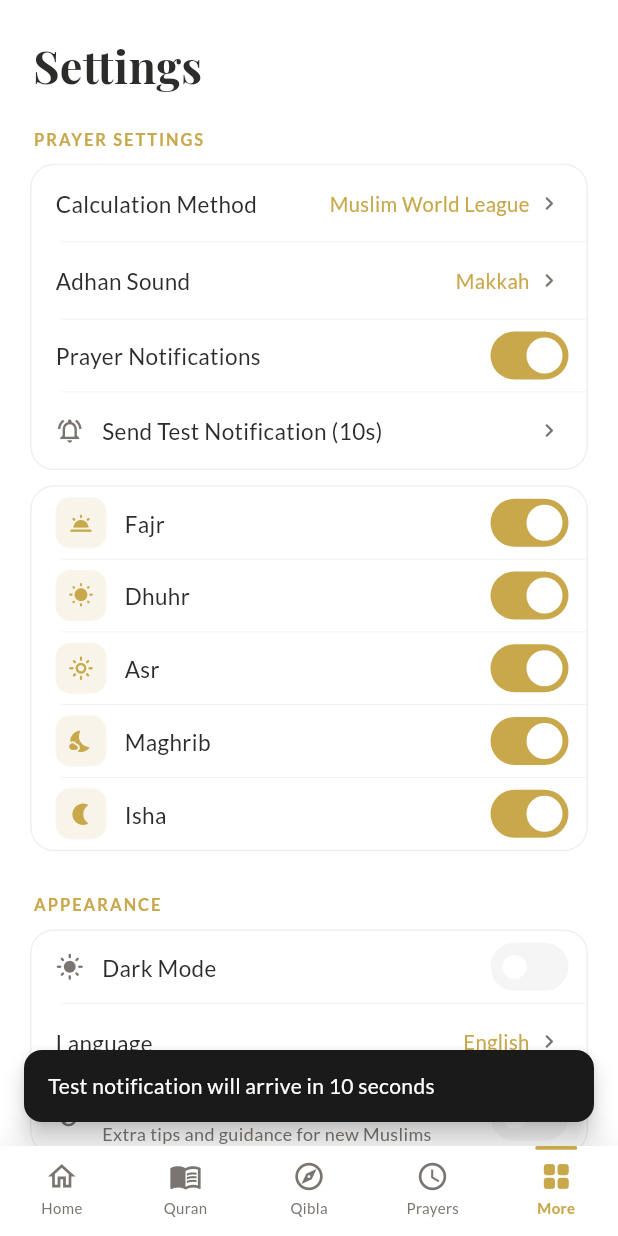
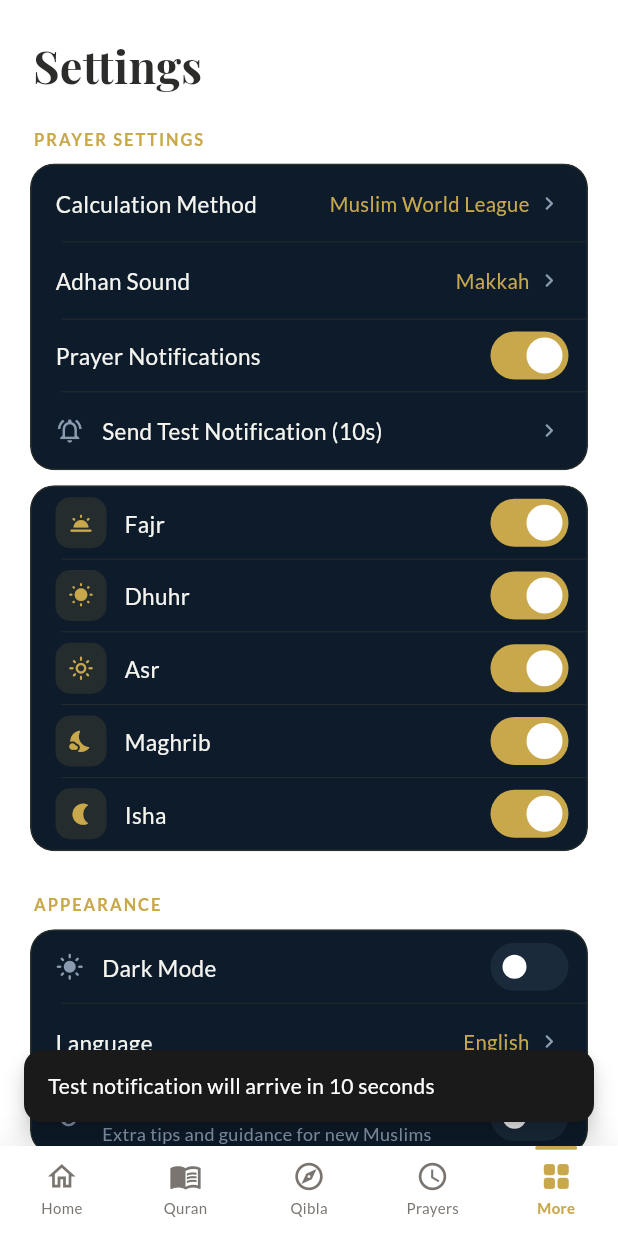
Before and after one commit to devmanny117-star/-noorguard, a Flutter app: the HomeScreen screen opened directly, item 5 of the bottom bar chosen, after a tap on "Send Test Notification (10s)", on a phone screen of 412 x 824 dp. Run offline on Flutter 3.47's test engine with Material 3 defaults, Android fonts, the phone set to English and light mode, and no system bars; our stand-ins replace audioplayers, flutter_compass, flutter_local_notifications, flutter_timezone, geocoding, geolocator and 3 more; accounts and stored records are empty; network calls fail.

Commit message:
Notification fixes, settings dark mode styling, quote card font size
Co-Authored-By: Claude Sonnet 4.6 <noreply@anthropic.com>

```diff
--- a/lib/screens/settings_screen.dart
+++ b/lib/screens/settings_screen.dart
@@ -11,6 +11,22 @@ import '../services/notification_service.dart';
 import '../services/prayer_state.dart';
 import '../theme/app_theme.dart';
 import '../theme/theme_controller.dart';
+
+// Navy/gold palette matching the prayer card and dark-mode aesthetic.
+// Settings cards use this even in light mode for a premium, consistent feel.
+const _cardNavy = Color(0xFF0D1B2A);
+const _cardNavySecondary = Color(0xFF1A2A3A);
+const _cardNavyBorder = Color(0x26D4AF37);
+
+const _navyCardColors = AppColorScheme(
+  background: _cardNavy,
+  warmBg: _cardNavy,
+  cardBg: _cardNavy,
+  secondaryBg: _cardNavySecondary,
+  primaryText: Color(0xFFF5F5F0),
+  secondaryText: Color(0xFF8A9BB0),
+  border: _cardNavyBorder,
+);
 
 class SettingsScreen extends StatefulWidget {
   const SettingsScreen({super.key});
@@ -60,11 +76,11 @@ class _SettingsScreenState extends State<SettingsScreen> {
   ];
 
   static const _localeCodeMap = {
-    'English':  'en',
+    'English': 'en',
     'العربية': 'ar',
-    'اردو':    'ur',
-    'Español':  'es',
-    'Deutsch':  'de',
+    'اردو': 'ur',
+    'Español': 'es',
+    'Deutsch': 'de',
     'Nederlands': 'nl',
     'Português': 'pt',
     'Italiano': 'it',
@@ -149,7 +165,8 @@ class _SettingsScreenState extends State<SettingsScreen> {
   }
 
   Future<void> _openPrivacyPolicy() async {
-    final uri = Uri.parse('https://devmanny117-star.github.io/-noorguard/privacy-policy');
+    final uri = Uri.parse(
+        'https://devmanny117-star.github.io/-noorguard/privacy-policy');
     if (await canLaunchUrl(uri)) {
       await launchUrl(uri, mode: LaunchMode.externalApplication);
     } else if (mounted) {
@@ -170,6 +187,7 @@ class _SettingsScreenState extends State<SettingsScreen> {
   Widget build(BuildContext context) {
     final colors = context.appColors;
     final isDark = context.isDark;
+    final cardColors = isDark ? colors : _navyCardColors;
     final themeController = ThemeScope.of(context);
     final prayerState = context.watch<PrayerState>();
     final l10n = AppLocalizations.of(context)!;
@@ -201,12 +219,12 @@ class _SettingsScreenState extends State<SettingsScreen> {
 
         SliverToBoxAdapter(
           child: _Card(
-            colors: colors,
+            colors: cardColors,
             children: [
               _SelectRow(
                 label: l10n.calculationMethod,
                 value: _calculationMethod,
-                colors: colors,
+                colors: cardColors,
                 onTap: () => _showPicker(
                   title: l10n.calculationMethod,
                   options: _calcMethods,
@@ -214,25 +232,25 @@ class _SettingsScreenState extends State<SettingsScreen> {
                   onSelect: (v) => setState(() => _calculationMethod = v),
                 ),
               ),
-              _Divider(colors: colors),
+              _Divider(colors: cardColors),
               _SelectRow(
                 label: l10n.adhanSound,
                 value: adhanStyleName(l10n, prayerState.selectedAdhanId),
-                colors: colors,
+                colors: cardColors,
                 onTap: _showAdhanPicker,
               ),
-              _Divider(colors: colors),
+              _Divider(colors: cardColors),
               _ToggleRow(
                 label: l10n.prayerNotifications,
                 value: prayerState.masterNotifications,
-                colors: colors,
+                colors: cardColors,
                 onChanged: prayerState.toggleMasterNotifications,
               ),
-              _Divider(colors: colors),
+              _Divider(colors: cardColors),
               _ActionRow(
                 label: 'Send Test Notification (10s)',
                 icon: Icons.notifications_active_outlined,
-                colors: colors,
+                colors: cardColors,
                 onTap: () {
                   NotificationService().scheduleTestNotification();
                   _snack('Test notification will arrive in 10 seconds');
@@ -247,51 +265,56 @@ class _SettingsScreenState extends State<SettingsScreen> {
         // Individual prayer toggles
         SliverToBoxAdapter(
           child: _Card(
-            colors: colors,
+            colors: cardColors,
             children: [
               _PrayerRow(
                 name: l10n.fajr,
                 icon: Icons.wb_twilight_rounded,
                 value: prayerState.notifications['fajr'] ?? true,
                 enabled: prayerState.masterNotifications,
-                colors: colors,
-                onChanged: (v) => prayerState.togglePrayerNotification('fajr', v),
+                colors: cardColors,
+                onChanged: (v) =>
+                    prayerState.togglePrayerNotification('fajr', v),
               ),
-              _Divider(colors: colors),
+              _Divider(colors: cardColors),
               _PrayerRow(
                 name: l10n.dhuhr,
                 icon: Icons.wb_sunny_rounded,
                 value: prayerState.notifications['dhuhr'] ?? true,
                 enabled: prayerState.masterNotifications,
-                colors: colors,
-                onChanged: (v) => prayerState.togglePrayerNotification('dhuhr', v),
+                colors: cardColors,
+                onChanged: (v) =>
+                    prayerState.togglePrayerNotification('dhuhr', v),
               ),
-              _Divider(colors: colors),
+              _Divider(colors: cardColors),
               _PrayerRow(
                 name: l10n.asr,
                 icon: Icons.light_mode_outlined,
                 value: prayerState.notifications['asr'] ?? true,
                 enabled: prayerState.masterNotifications,
-                colors: colors,
-                onChanged: (v) => prayerState.togglePrayerNotification('asr', v),
+                colors: cardColors,
+                onChanged: (v) =>
+                    prayerState.togglePrayerNotification('asr', v),
               ),
-              _Divider(colors: colors),
+              _Divider(colors: cardColors),
               _PrayerRow(
                 name: l10n.maghrib,
                 icon: Icons.nights_stay_rounded,
                 value: prayerState.notifications['maghrib'] ?? true,
                 enabled: prayerState.masterNotifications,
-                colors: colors,
-                onChanged: (v) => prayerState.togglePrayerNotification('maghrib', v),
+                colors: cardColors,
+                onChanged: (v) =>
+                    prayerState.togglePrayerNotification('maghrib', v),
               ),
-              _Divider(colors: colors),
+              _Divider(colors: cardColors),
               _PrayerRow(
                 name: l10n.isha,
                 icon: Icons.nightlight_rounded,
                 value: prayerState.notifications['isha'] ?? true,
                 enabled: prayerState.masterNotifications,
-                colors: colors,
-                onChanged: (v) => prayerState.togglePrayerNotification('isha', v),
+                colors: cardColors,
+                onChanged: (v) =>
+                    prayerState.togglePrayerNotification('isha', v),
               ),
             ],
           ),
@@ -306,22 +329,21 @@ class _SettingsScreenState extends State<SettingsScreen> {
 
         SliverToBoxAdapter(
           child: _Card(
-            colors: colors,
+            colors: cardColors,
             children: [
               _ToggleRow(
                 label: l10n.darkMode,
-                leadingIcon: isDark
-                    ? Icons.dark_mode_rounded
-                    : Icons.light_mode_rounded,
+                leadingIcon:
+                    isDark ? Icons.dark_mode_rounded : Icons.light_mode_rounded,
                 value: isDark,
-                colors: colors,
+                colors: cardColors,
                 onChanged: (_) => themeController.toggle(isDark),
               ),
-              _Divider(colors: colors),
+              _Divider(colors: cardColors),
               _SelectRow(
                 label: l10n.language,
                 value: _language,
-                colors: colors,
+                colors: cardColors,
                 onTap: () => _showPicker(
                   title: l10n.language,
                   options: _languages,
@@ -337,13 +359,13 @@ class _SettingsScreenState extends State<SettingsScreen> {
                   },
                 ),
               ),
-              _Divider(colors: colors),
+              _Divider(colors: cardColors),
               _ToggleRow(
                 label: l10n.beginnerMode,
                 subtitle: l10n.beginnerModeSubtitle,
                 leadingIcon: Icons.eco_outlined,
                 value: prayerState.beginnerMode,
-                colors: colors,
+                colors: cardColors,
                 onChanged: (v) {
                   context.read<PrayerState>().toggleBeginnerMode(v);
                   if (v) _snack(l10n.beginnerModeOn);
@@ -362,13 +384,13 @@ class _SettingsScreenState extends State<SettingsScreen> {
 
         SliverToBoxAdapter(
           child: _Card(
-            colors: colors,
+            colors: cardColors,
             children: [
               _ToggleRow(
                 label: 'Block during prayer times',
                 leadingIcon: Icons.security_rounded,
                 value: _blockDuringPrayer,
-                colors: colors,
+                colors: cardColors,
                 onChanged: (v) => setState(() => _blockDuringPrayer = v),
               ),
             ],
@@ -389,7 +411,7 @@ class _SettingsScreenState extends State<SettingsScreen> {
                   style: GoogleFonts.lato(
                     fontSize: 11.5,
                     fontWeight: FontWeight.w600,
-                    color: colors.secondaryText,
+                    color: cardColors.secondaryText,
                     letterSpacing: 0.4,
                   ),
                 ),
@@ -412,12 +434,12 @@ class _SettingsScreenState extends State<SettingsScreen> {
                             decoration: BoxDecoration(
                               color: selected
                                   ? AppColors.gold.withOpacity(0.12)
-                                  : colors.cardBg,
+                                  : cardColors.cardBg,
                               borderRadius: BorderRadius.circular(12),
                               border: Border.all(
                                 color: selected
                                     ? AppColors.gold
-                                    : colors.border,
+                                    : cardColors.border,
                                 width: selected ? 1.5 : 1.0,
                               ),
                             ),
@@ -429,7 +451,7 @@ class _SettingsScreenState extends State<SettingsScreen> {
                                   fontWeight: FontWeight.w600,
                                   color: selected
                                       ? AppColors.gold
-                                      : colors.secondaryText,
+                                      : cardColors.secondaryText,
                                 ),
                                 textAlign: TextAlign.center,
                               ),
@@ -458,7 +480,7 @@ class _SettingsScreenState extends State<SettingsScreen> {
             child: Container(
               padding: const EdgeInsets.all(20),
               decoration: BoxDecoration(
-                color: colors.cardBg,
+                color: cardColors.cardBg,
                 borderRadius: BorderRadius.circular(16),
                 border: Border.all(
                   color: AppColors.gold.withOpacity(0.5),
@@ -493,7 +515,7 @@ class _SettingsScreenState extends State<SettingsScreen> {
                     l10n.privacyPromiseBody,
                     style: GoogleFonts.lato(
                       fontSize: 14,
-                      color: colors.primaryText,
+                      color: cardColors.primaryText,
                       height: 1.65,
                     ),
                   ),
@@ -527,46 +549,46 @@ class _SettingsScreenState extends State<SettingsScreen> {
 
         SliverToBoxAdapter(
           child: _Card(
-            colors: colors,
+            colors: cardColors,
             children: [
               _InfoRow(
                 label: l10n.version,
                 value: '1.0.0',
-                colors: colors,
+                colors: cardColors,
               ),
-              _Divider(colors: colors),
+              _Divider(colors: cardColors),
               _ActionRow(
                 label: l10n.rateApp,
                 icon: Icons.star_outline_rounded,
-                colors: colors,
+                colors: cardColors,
                 onTap: () => _snack('Opening App Store…'),
               ),
-              _Divider(colors: colors),
+              _Divider(colors: cardColors),
               _ActionRow(
                 label: l10n.shareApp,
                 icon: Icons.share_outlined,
-                colors: colors,
+                colors: cardColors,
                 onTap: () => _snack('Opening share sheet…'),
               ),
-              _Divider(colors: colors),
+              _Divider(colors: cardColors),
               _ActionRow(
                 label: l10n.contactSupport,
                 icon: Icons.mail_outline_rounded,
-                colors: colors,
+                colors: cardColors,
                 onTap: () => _snack('Opening support email…'),
               ),
-              _Divider(colors: colors),
+              _Divider(colors: cardColors),
               _ActionRow(
                 label: l10n.privacyPolicy,
                 icon: Icons.shield_outlined,
-                colors: colors,
+                colors: cardColors,
                 onTap: _openPrivacyPolicy,
               ),
-              _Divider(colors: colors),
+              _Divider(colors: cardColors),
               _ActionRow(
                 label: l10n.termsOfService,
                 icon: Icons.description_outlined,
-                colors: colors,
+                colors: cardColors,
                 onTap: () => _snack('Opening Terms of Service…'),
               ),
             ],
--- a/lib/widgets/home/quote_banner.dart
+++ b/lib/widgets/home/quote_banner.dart
@@ -17,13 +17,13 @@ class QuoteBanner extends StatelessWidget {
       child: ClipRRect(
         borderRadius: BorderRadius.circular(16),
         child: Container(
-          height: 112,
+          height: 124,
           color: colors.warmBg,
           child: Row(
             children: [
               SizedBox(
                 width: 100,
-                height: 112,
+                height: 124,
                 child: CustomPaint(painter: _IslamicStarPainter()),
               ),
               Expanded(
@@ -36,7 +36,7 @@ class QuoteBanner extends StatelessWidget {
                       Text(
                         '"${l10n.verityWithHardship}"',
                         style: GoogleFonts.playfairDisplay(
-                          fontSize: 14,
+                          fontSize: 16,
                           fontWeight: FontWeight.w600,
                           color: colors.primaryText,
                           fontStyle: FontStyle.italic,
@@ -47,7 +47,7 @@ class QuoteBanner extends StatelessWidget {
                       Text(
                         l10n.ashSharh946,
                         style: GoogleFonts.lato(
-                          fontSize: 11,
+                          fontSize: 12.5,
                           fontWeight: FontWeight.w700,
                           color: AppColors.gold,
                           letterSpacing: 0.8,
```
Also changed, not shown: 1 other file. Lines whose indentation alone changed are shown as unchanged.
